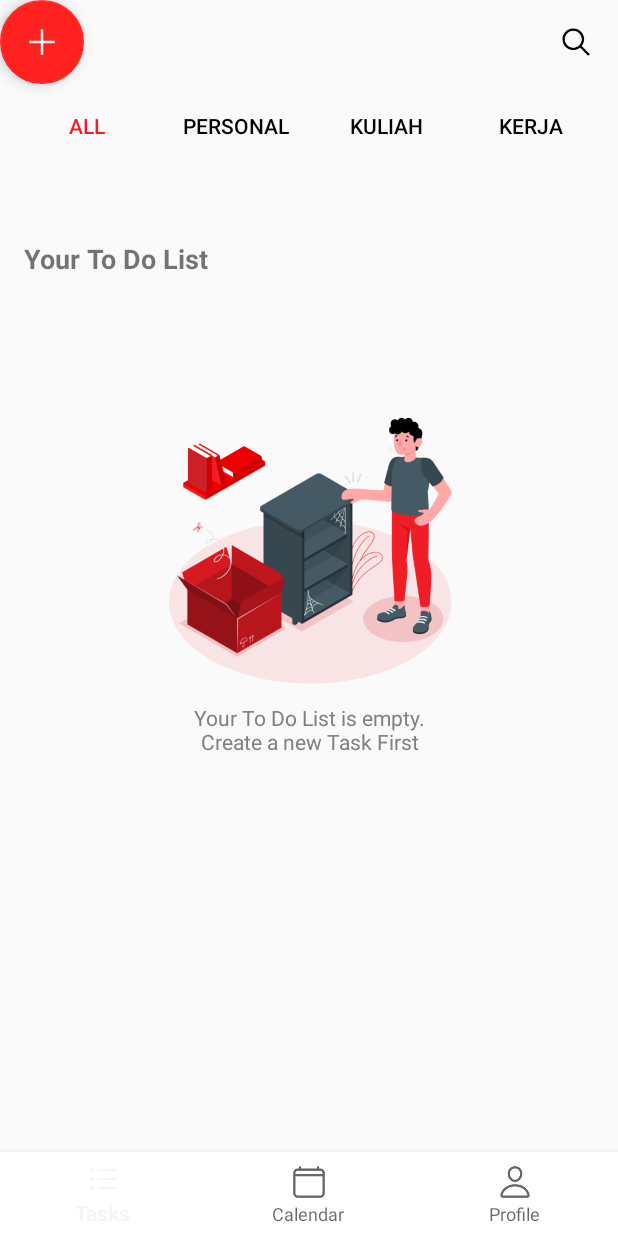
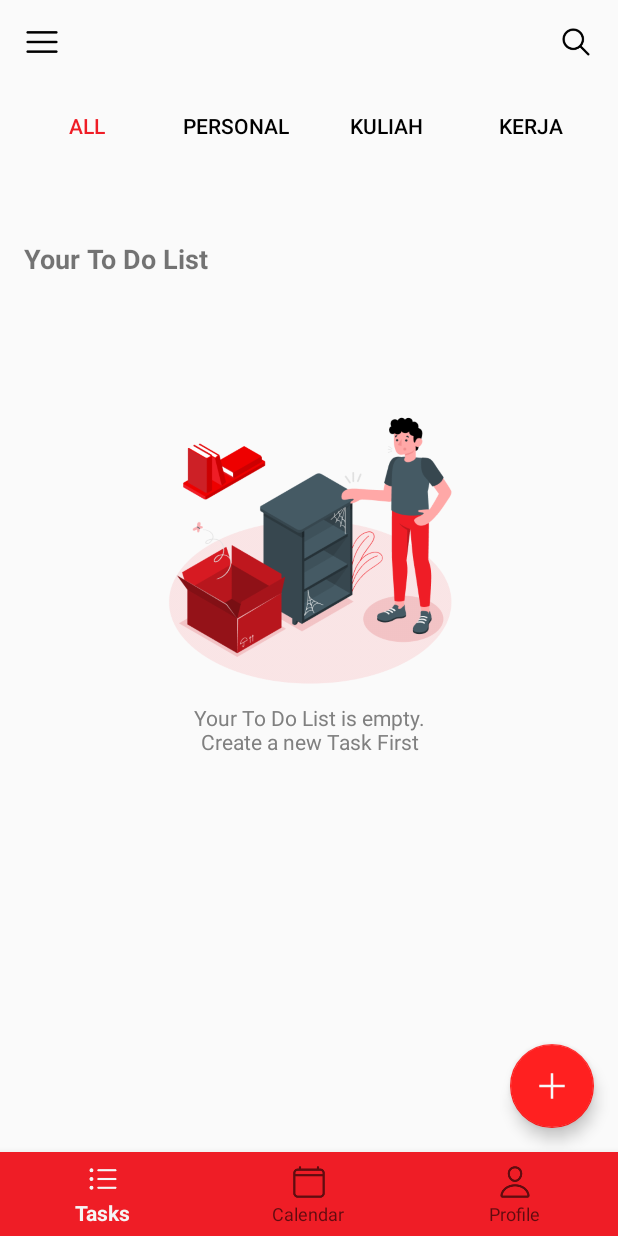
Before and after one commit to CandraWikananta/progmob-to-do-list, an Android app: the LandingPageActivity screen opened directly, with no data from a screen before it, on a phone screen of 412 x 824 dp. Run offline under Robolectric (Android 15) with nearby library versions, the phone set to English and light mode, and no system bars.

Commit message:
add: tombol plus mengarahkan ke create task view, tombol back pada create task view mengarahkan kembali ke landing page

```diff
--- a/app/src/main/AndroidManifest.xml
+++ b/app/src/main/AndroidManifest.xml
@@ -40,6 +40,9 @@
         <activity
             android:name=".LandingPageActivity"
             android:exported="false" />
+        <activity
+            android:name=".CreateTaskActivity"
+            android:exported="false" />
     </application>
 
 </manifest>
--- a/app/src/main/java/com/progmob/todolist/LandingPageActivity.kt
+++ b/app/src/main/java/com/progmob/todolist/LandingPageActivity.kt
@@ -1,16 +1,32 @@
 package com.progmob.todolist
 
+import android.content.Intent
 import android.os.Bundle
 import androidx.activity.enableEdgeToEdge
 import androidx.appcompat.app.AppCompatActivity
 import androidx.core.view.ViewCompat
 import androidx.core.view.WindowInsetsCompat
+import com.progmob.todolist.databinding.ActivityLandingPageBinding
 
 class LandingPageActivity : AppCompatActivity() {
+
+    private lateinit var binding: ActivityLandingPageBinding
+    private lateinit var databaseHelper: DatabaseHelper
+
     override fun onCreate(savedInstanceState: Bundle?) {
         super.onCreate(savedInstanceState)
         enableEdgeToEdge()
-        setContentView(R.layout.activity_landing_page)
+        binding = ActivityLandingPageBinding.inflate(layoutInflater)
+        setContentView(binding.root)
+
+        databaseHelper = DatabaseHelper(this)
+
+        binding.addTask.setOnClickListener{
+            val intent = Intent(this, CreateTaskActivity::class.java)
+            startActivity(intent)
+            finish()
+        }
+
         ViewCompat.setOnApplyWindowInsetsListener(findViewById(R.id.main)) { v, insets ->
             val systemBars = insets.getInsets(WindowInsetsCompat.Type.systemBars())
             v.setPadding(systemBars.left, systemBars.top, systemBars.right, systemBars.bottom)
--- a/app/src/main/res/layout/activity_landing_page.xml
+++ b/app/src/main/res/layout/activity_landing_page.xml
@@ -135,21 +135,23 @@
 
     <!-- Floating Action Button -->
     <com.google.android.material.floatingactionbutton.FloatingActionButton
-        android:id="@+id/fabAdd"
+        android:id="@+id/addTask"
         android:layout_width="wrap_content"
         android:layout_height="wrap_content"
         android:layout_margin="16dp"
         android:src="@drawable/plus_icon"
         app:backgroundTint="#FF2020"
         tools:layout_editor_absoluteX="339dp"
-        tools:layout_editor_absoluteY="578dp" />
+        tools:layout_editor_absoluteY="578dp"
+        app:layout_constraintBottom_toTopOf="@+id/bottomNav"
+        app:layout_constraintEnd_toEndOf="parent"/>
 
     <!-- Bottom Navigation -->
     <com.google.android.material.bottomnavigation.BottomNavigationView
         android:id="@+id/bottomNav"
         android:layout_width="0dp"
         android:layout_height="wrap_content"
-        android:background="#FFFFFF"
+        android:background="@color/soft_red"
         app:menu="@menu/bottom_nav_menu"
         app:layout_constraintBottom_toBottomOf="parent"
         app:layout_constraintStart_toStartOf="parent"
```
Also changed, not shown: app/src/main/java/com/progmob/todolist/CreateTaskActivity.kt (+18 -1 lines).
